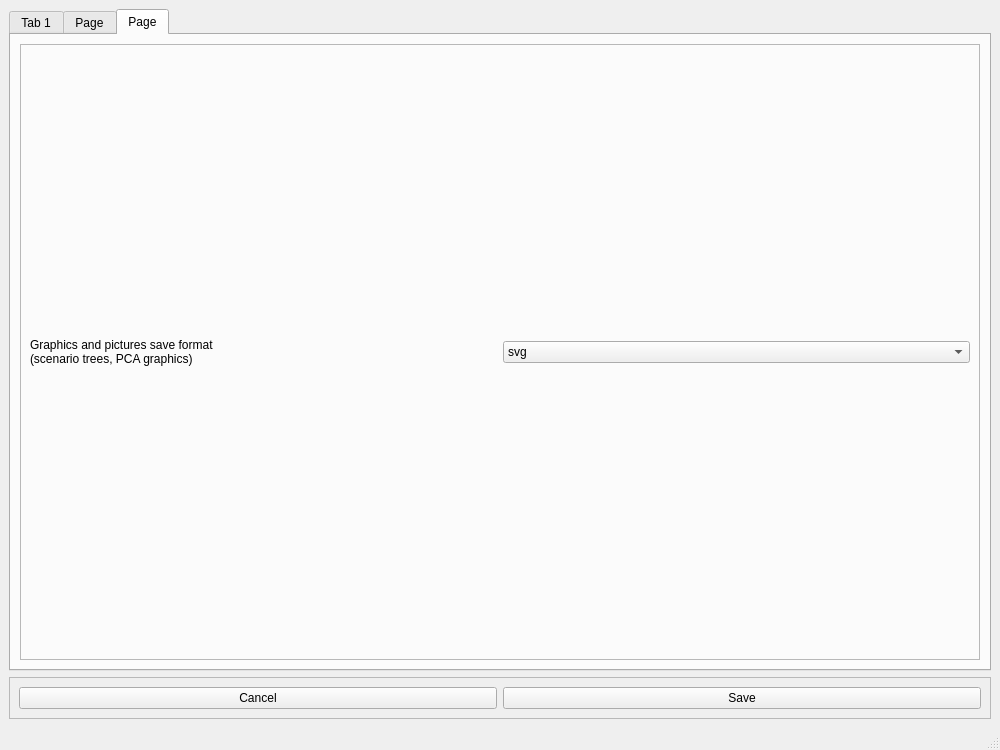
This is python_interface/uis/preferences.ui in cbgp/diyabc as Qt 5 draws it before an edit. The edited form follows.
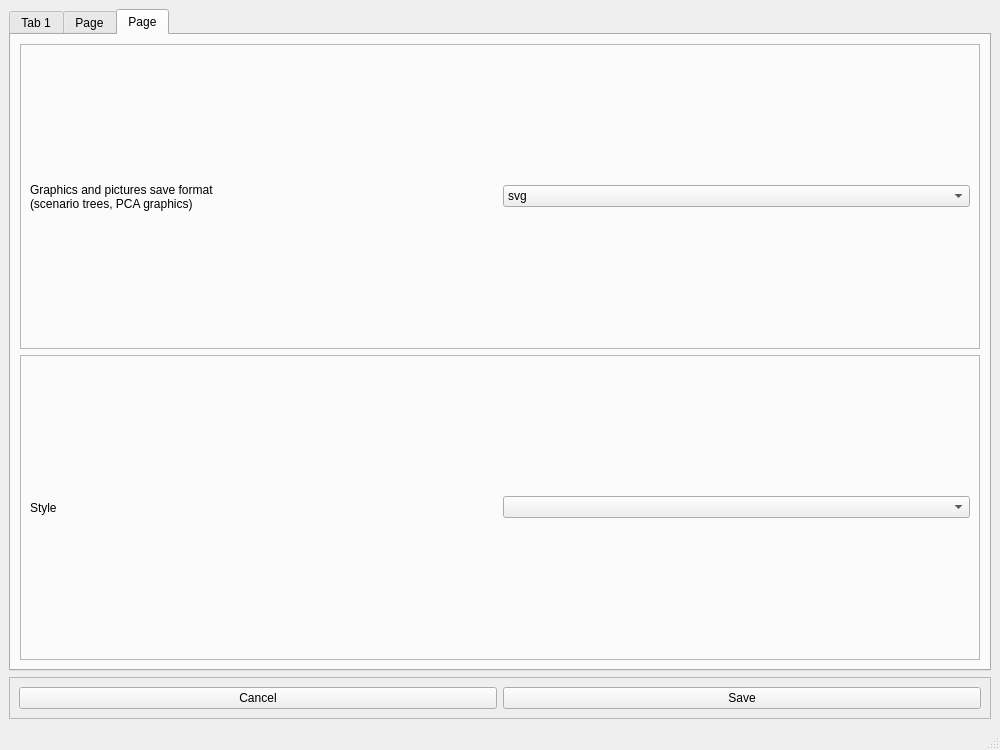
This is the edited form.

The edit to the form file:
```diff
--- a/python_interface/uis/preferences.ui
+++ b/python_interface/uis/preferences.ui
@@ -1134,6 +1134,28 @@
           </layout>
          </widget>
         </item>
+        <item>
+         <widget class="QFrame" name="frame_2">
+          <property name="frameShape">
+           <enum>QFrame::StyledPanel</enum>
+          </property>
+          <property name="frameShadow">
+           <enum>QFrame::Raised</enum>
+          </property>
+          <layout class="QHBoxLayout" name="horizontalLayout_2">
+           <item>
+            <widget class="QLabel" name="label_4">
+             <property name="text">
+              <string>Style</string>
+             </property>
+            </widget>
+           </item>
+           <item>
+            <widget class="QComboBox" name="styleCombo"/>
+           </item>
+          </layout>
+         </widget>
+        </item>
        </layout>
       </widget>
      </widget>
```
